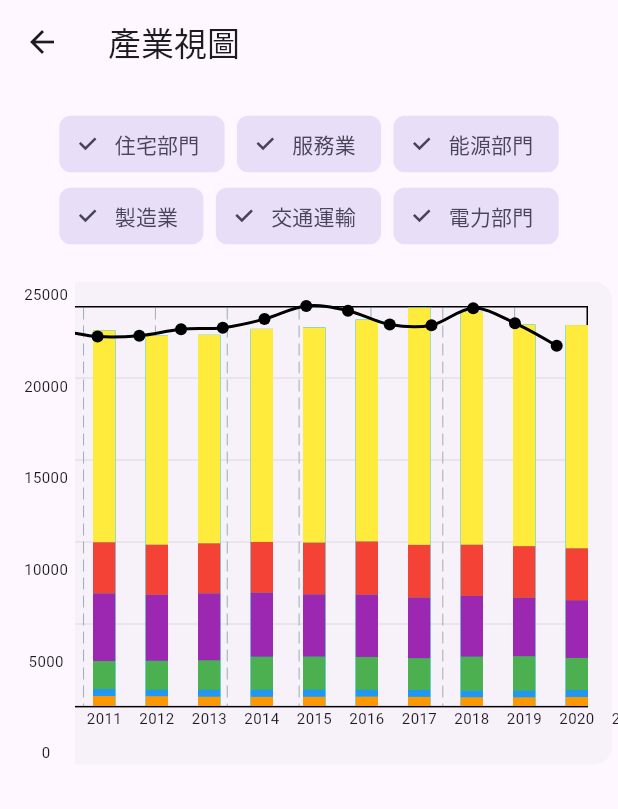
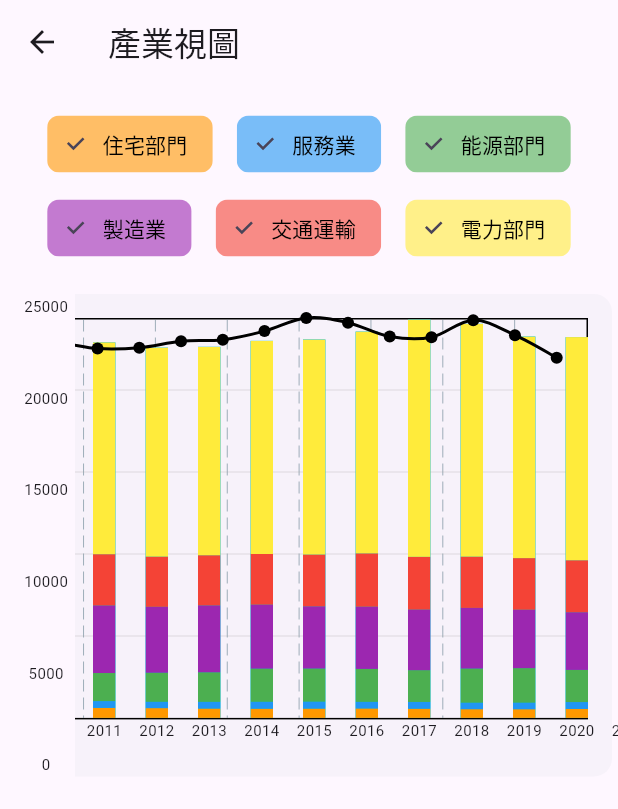
Before and after one commit to HowHaoChih/Carbon_APP_Fonted, a Flutter app: the screen it shows after launch, item 2 of the bottom bar chosen, after a tap on the "menu" icon, after a tap on "產業視圖", on a phone screen of 412 x 824 dp. Shown: the top 809 px of the screen. Run offline on Flutter 3.47's test engine with Material 3 defaults, Android fonts, the phone set to English and light mode, and no system bars; drawn by our look-alikes of fl_chart.

Commit message:
feat: add department legend and refactor home_screen
- Added industry department legends across various pages for better clarity.
- Simplified redundant code in `home_screen` to improve maintainability and readability.

```diff
--- a/carbon_app/lib/screens/home_screen.dart
+++ b/carbon_app/lib/screens/home_screen.dart
@@ -1,6 +1,6 @@
 import 'package:flutter/material.dart';
-// import 'package:flutter_svg/svg.dart';
 import '../widgets/city_chart.dart'; // 引入碳排放圖表的 widget
+import '../widgets/department_legend.dart'; // 引入部門圖例的 widget
 
 class HomeScreen extends StatefulWidget {
   const HomeScreen({super.key});
@@ -23,22 +23,10 @@ class _HomeScreenState extends State<HomeScreen> {
     "Electricity"
   ];
 
-  // 初始選中的產業
-  Set<String> selectedDepartments = {
-    "Residential",
-    "Services",
-    "Energy",
-    "Manufacturing",
-    "Transportation",
-    "Electricity"
-  };
-
   @override
   Widget build(BuildContext context) {
     return Scaffold(
       backgroundColor: const Color.fromARGB(255, 250, 250, 250),
-      // Scaffold 是 Flutter 提供的基礎頁面框架，包含 appBar、drawer 和 body
-
       body: Padding(
         padding: const EdgeInsets.all(16.0), // 整個頁面內容四周的內邊距
         child: Column(
@@ -48,7 +36,7 @@ class _HomeScreenState extends State<HomeScreen> {
               flex: 2, // 占用父容器 2 倍的空間
               child: CityChart(
                 city: "Total",
-                selectedDepartments: selectedDepartments,
+                selectedDepartments: allDepartments.toSet(),
               ), // 顯示全國碳排放趨勢的自定義 widget
             ),
             const SizedBox(height: 16), // 垂直間距
@@ -102,10 +90,23 @@ class _HomeScreenState extends State<HomeScreen> {
                   Expanded(
                     child: CityChart(
                       city: selectedCity,
-                      selectedDepartments: selectedDepartments,
+                      selectedDepartments: allDepartments.toSet(),
                     ), // 顯示選中城市的碳排放數據
                   ),
                 ],
+              ),
+            ),
+            const SizedBox(height: 16), // 添加額外間距
+            // 部門圖例
+            Container(
+              margin:
+                  const EdgeInsets.only(left: 16.0, right: 8.0), // 左 32，右 16
+              constraints: BoxConstraints(
+                maxWidth:
+                    MediaQuery.of(context).size.width * 0.8, // 最大寬度為螢幕 80%
+              ),
+              child: DepartmentLegend(
+                departmentList: allDepartments,
               ),
             ),
           ],
--- a/carbon_app/lib/screens/industry_page.dart
+++ b/carbon_app/lib/screens/industry_page.dart
@@ -29,8 +29,33 @@ class _IndustryViewScreenState extends State<IndustryViewScreen> {
     "Electricity"
   };
 
+  Color _getColorForDepartment(String department) {
+    switch (department) {
+      case "Residential":
+        return Colors.orange;
+      case "Services":
+        return Colors.blue;
+      case "Energy":
+        return Colors.green;
+      case "Manufacturing":
+        return Colors.purple;
+      case "Transportation":
+        return Colors.red;
+      case "Electricity":
+        return Colors.yellow;
+      default:
+        return Colors.grey;
+    }
+  }
+
   @override
   Widget build(BuildContext context) {
+    // 將產業列表分為 2 行
+    final departmentList = allDepartments.entries.toList();
+    final firstRow =
+        departmentList.sublist(0, (departmentList.length / 2).ceil());
+    final secondRow =
+        departmentList.sublist((departmentList.length / 2).ceil());
     return Scaffold(
       appBar: AppBar(
         title: const Text('產業視圖'),
@@ -39,10 +64,15 @@ class _IndustryViewScreenState extends State<IndustryViewScreen> {
         children: [
           const SizedBox(height: 16), // 增加一些間距
           // 產業篩選器
-          Wrap(
-            spacing: 8.0,
-            children: allDepartments.entries.map((entry) {
-              return FilterChip(
+          Column(
+            children: [
+              // 第一行
+              Row(
+                mainAxisAlignment: MainAxisAlignment.center,
+                children: firstRow.map((entry) {
+                  return Padding(
+                    padding: const EdgeInsets.symmetric(horizontal: 8.0),
+                    child: FilterChip(
                       label: Text(entry.value), // 顯示繁體中文名稱
                       selected: selectedDepartments.contains(entry.key),
                       onSelected: (selected) {
@@ -56,8 +86,52 @@ class _IndustryViewScreenState extends State<IndustryViewScreen> {
                           }
                         });
                       },
+                      backgroundColor: _getColorForDepartment(entry.key)
+                          .withOpacity(0.3), // 未選中背景色對應產業顏色
+                      selectedColor: _getColorForDepartment(entry.key)
+                          .withOpacity(0.6), // 選中背景色對應產業顏色
+                      labelStyle: const TextStyle(
+                        color: Colors.black, // 文字顏色
+                        fontSize: 14,
+                      ),
+                    ),
                   );
                 }).toList(),
+              ),
+              const SizedBox(height: 8), // 行間距
+              // 第二行
+              Row(
+                mainAxisAlignment: MainAxisAlignment.center,
+                children: secondRow.map((entry) {
+                  return Padding(
+                    padding: const EdgeInsets.symmetric(horizontal: 8.0),
+                    child: FilterChip(
+                      label: Text(entry.value), // 顯示繁體中文名稱
+                      selected: selectedDepartments.contains(entry.key),
+                      onSelected: (selected) {
+                        setState(() {
+                          if (selected) {
+                            selectedDepartments = Set.from(selectedDepartments)
+                              ..add(entry.key);
+                          } else {
+                            selectedDepartments = Set.from(selectedDepartments)
+                              ..remove(entry.key);
+                          }
+                        });
+                      },
+                      backgroundColor: _getColorForDepartment(entry.key)
+                          .withOpacity(0.3), // 未選中背景色對應產業顏色
+                      selectedColor: _getColorForDepartment(entry.key)
+                          .withOpacity(0.6), // 選中背景色對應產業顏色
+                      labelStyle: const TextStyle(
+                        color: Colors.black, // 文字顏色
+                        fontSize: 14,
+                      ),
+                    ),
+                  );
+                }).toList(),
+              ),
+            ],
           ),
           const SizedBox(height: 16), // 增加一些間距
           // 圖表展示
--- a/carbon_app/lib/widgets/city_chart.dart
+++ b/carbon_app/lib/widgets/city_chart.dart
@@ -333,6 +333,10 @@ class _CityChartState extends State<CityChart> {
             ),
           ),
         ),
+        // const SizedBox(height: 16), // 增加空隙
+        // DepartmentLegend(
+        //   departmentList: widget.selectedDepartments.toList(),
+        // ),
       ],
     );
   }
--- /dev/null
+++ b/carbon_app/lib/widgets/department_legend.dart
@@ -0,0 +1,90 @@
+import 'package:flutter/material.dart';
+
+class DepartmentLegend extends StatelessWidget {
+  final List<String> departmentList;
+
+  const DepartmentLegend({
+    required this.departmentList,
+    Key? key,
+  }) : super(key: key);
+
+  String _getDepartmentName(String key) {
+    switch (key) {
+      case "Residential":
+        return "住宅部門";
+      case "Services":
+        return "服務業";
+      case "Energy":
+        return "能源部門";
+      case "Manufacturing":
+        return "製造業";
+      case "Transportation":
+        return "運輸業";
+      case "Electricity":
+        return "電力部門";
+      default:
+        return key;
+    }
+  }
+
+  Color _getColorForDepartment(String department) {
+    switch (department) {
+      case "Residential":
+        return Colors.orange;
+      case "Services":
+        return Colors.blue;
+      case "Energy":
+        return Colors.green;
+      case "Manufacturing":
+        return Colors.purple;
+      case "Transportation":
+        return Colors.red;
+      case "Electricity":
+        return Colors.yellow;
+      default:
+        return Colors.grey;
+    }
+  }
+
+  @override
+  Widget build(BuildContext context) {
+    final List<Widget> legendItems = departmentList.map((departmentKey) {
+      final color = _getColorForDepartment(departmentKey);
+      final departmentName = _getDepartmentName(departmentKey);
+      return Row(
+        children: [
+          Container(
+            width: 16,
+            height: 16,
+            color: color,
+          ),
+          const SizedBox(width: 8),
+          Text(
+            departmentName,
+            style: const TextStyle(fontSize: 14),
+          ),
+        ],
+      );
+    }).toList();
+
+    return Column(
+      children: [
+        Row(
+          crossAxisAlignment: CrossAxisAlignment.start,
+          children: legendItems
+              .sublist(0, 3)
+              .map((item) => Expanded(child: item))
+              .toList(),
+        ),
+        const SizedBox(height: 8),
+        Row(
+          crossAxisAlignment: CrossAxisAlignment.start,
+          children: legendItems
+              .sublist(3)
+              .map((item) => Expanded(child: item))
+              .toList(),
+        ),
+      ],
+    );
+  }
+}
```
Also changed, not shown: carbon_app/lib/screens/county_industry_page.dart (+28 -4 lines), carbon_app/lib/screens/single_year_page.dart (+38 -5 lines), carbon_app/lib/widgets/department_pie_chart.dart (+19 -9 lines). Lines whose indentation alone changed are shown as unchanged.
